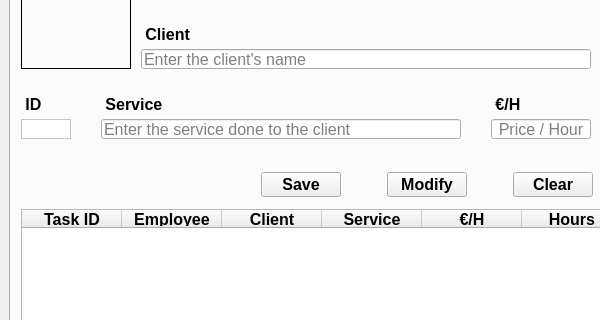
Qt form windows/MainWindow.ui (IsolracI/DI-recuperacion) before a commit; both pictures show x 0 to 600 and y 225 to 545 of the 978 by 919 pixel window.
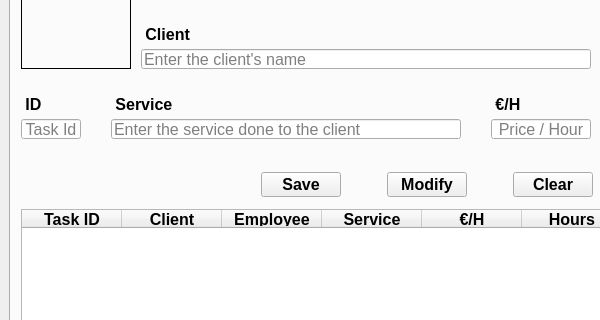
The same form after that commit. Icons and pictures are not drawn.

Commit message: ui(MainWindow): cambiar el orden de los elementos en la tabla de tareas.

```diff
--- a/windows/MainWindow.ui
+++ b/windows/MainWindow.ui
@@ -795,9 +795,9 @@
        <widget class="QLineEdit" name="txt_taskService">
         <property name="geometry">
          <rect>
-          <x>90</x>
+          <x>100</x>
           <y>290</y>
-          <width>360</width>
+          <width>350</width>
           <height>20</height>
          </rect>
         </property>
@@ -816,7 +816,7 @@
        <widget class="QLabel" name="lbl_taskService">
         <property name="geometry">
          <rect>
-          <x>90</x>
+          <x>100</x>
           <y>265</y>
           <width>91</width>
           <height>20</height>
@@ -943,17 +943,6 @@
           </font>
          </property>
         </column>
-        <column>
-         <property name="text">
-          <string>Employee</string>
-         </property>
-         <property name="font">
-          <font>
-           <weight>75</weight>
-           <bold>true</bold>
-          </font>
-         </property>
-        </column>
         <column>
          <property name="text">
           <string>Client</string>
@@ -965,6 +954,17 @@
           </font>
          </property>
         </column>
+        <column>
+         <property name="text">
+          <string>Employee</string>
+         </property>
+         <property name="font">
+          <font>
+           <weight>75</weight>
+           <bold>true</bold>
+          </font>
+         </property>
+        </column>
         <column>
          <property name="text">
           <string>Service</string>
@@ -1222,12 +1222,15 @@
          <string> ID</string>
         </property>
        </widget>
-       <widget class="QLabel" name="lbl_taskID">
+       <widget class="QLineEdit" name="txt_taskID">
+        <property name="enabled">
+         <bool>true</bool>
+        </property>
         <property name="geometry">
          <rect>
           <x>10</x>
           <y>290</y>
-          <width>50</width>
+          <width>60</width>
           <height>20</height>
          </rect>
         </property>
@@ -1236,18 +1239,15 @@
           <pointsize>12</pointsize>
          </font>
         </property>
-        <property name="styleSheet">
-         <string notr="true">background-color: white;</string>
-        </property>
-        <property name="frameShape">
-         <enum>QFrame::StyledPanel</enum>
-        </property>
-        <property name="text">
-         <string/>
-        </property>
         <property name="alignment">
          <set>Qt::AlignCenter</set>
         </property>
+        <property name="readOnly">
+         <bool>true</bool>
+        </property>
+        <property name="placeholderText">
+         <string>Task Id</string>
+        </property>
        </widget>
       </widget>
      </widget>
```
Left out of the diff: 2 changed lines with no effect on the pictures. The commit also changes 4 other files.
